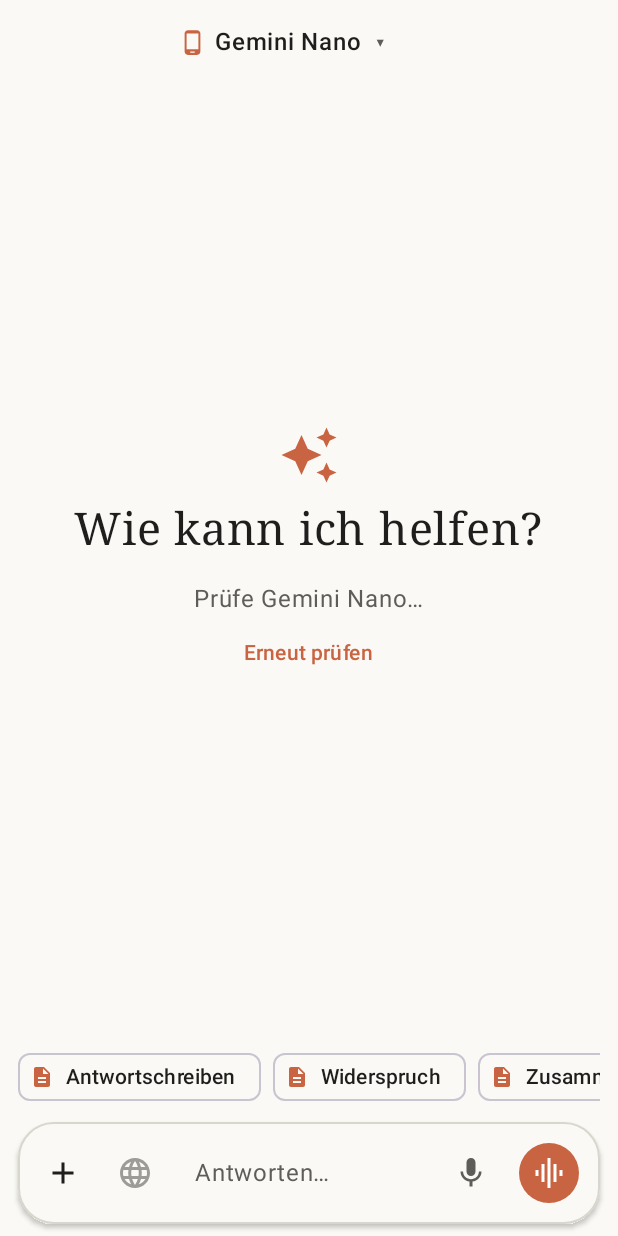
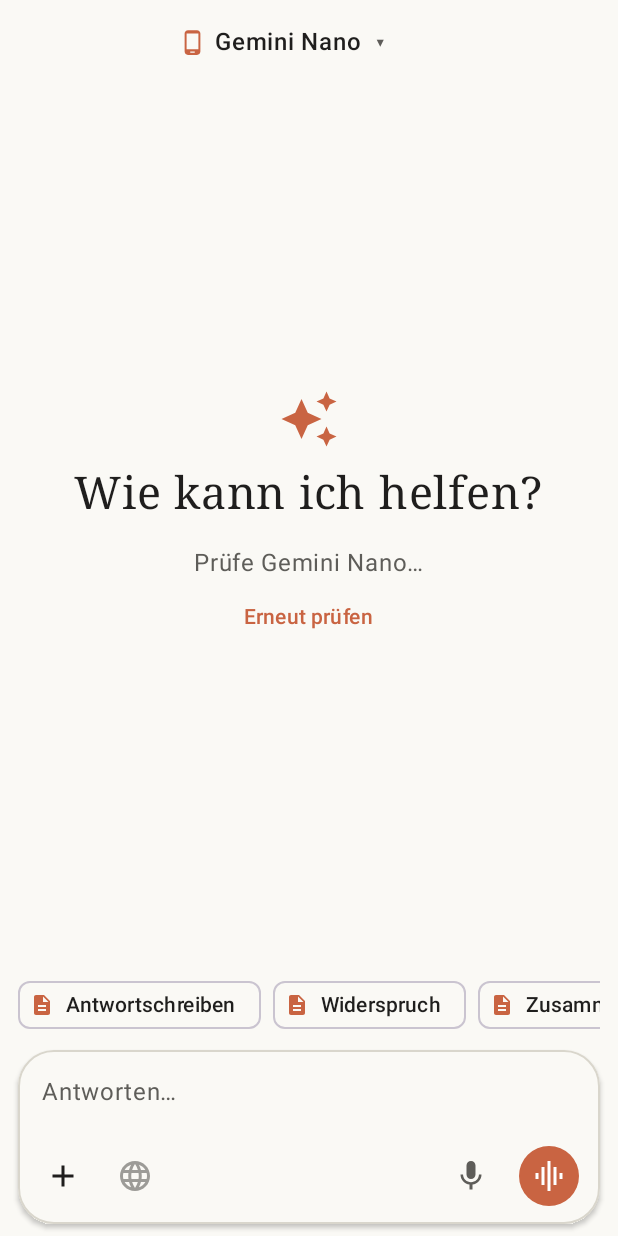
Before and after one commit to agmaz-dev/FA-Fold-KI, an Android app built with Jetpack Compose: the composable ChatScreen shown on its own in the app's theme, on a phone screen of 412 x 824 dp. Run offline under Robolectric (Android 15) with nearby library versions, the phone set to English and light mode, and no system bars; pictures from the network do not load; 1 statement that could not run was skipped.

Commit message:
Eingabefeld: volle Breite, Knöpfe darunter

```diff
--- a/app/src/main/java/de/foldki/app/ui/ChatApp.kt
+++ b/app/src/main/java/de/foldki/app/ui/ChatApp.kt
@@ -52,6 +52,7 @@ import androidx.compose.foundation.layout.BoxWithConstraints
 import androidx.compose.foundation.layout.Column
 import androidx.compose.foundation.layout.Row
 import androidx.compose.foundation.layout.Spacer
+import androidx.compose.foundation.layout.heightIn
 import androidx.compose.foundation.layout.fillMaxHeight
 import androidx.compose.foundation.layout.fillMaxSize
 import androidx.compose.foundation.layout.fillMaxWidth
@@ -650,9 +651,23 @@ private fun InputBar(
                         }
                     }
                 }
-                Row(verticalAlignment = Alignment.Bottom, modifier = Modifier.padding(6.dp)) {
+                // Text field over the full width (also on the narrow cover screen), buttons below it.
+                TextField(
+                    value = text, onValueChange = { text = it },
+                    placeholder = { Text(when { dictating -> "Ich höre zu…"; ui.pending.isNotEmpty() -> "Frage zum Anhang…"; ui.webSearch -> "Im Internet nachfragen…"; else -> "Antworten…" }) },
+                    minLines = 1, maxLines = 5,
+                    // Full width on top; at most ~5 lines, then it scrolls inside instead of pushing the chat up.
+                    modifier = Modifier.fillMaxWidth().heightIn(max = 160.dp),
+                    colors = TextFieldDefaults.colors(
+                        focusedContainerColor = MaterialTheme.colorScheme.surface,
+                        unfocusedContainerColor = MaterialTheme.colorScheme.surface,
+                        focusedIndicatorColor = androidx.compose.ui.graphics.Color.Transparent,
+                        unfocusedIndicatorColor = androidx.compose.ui.graphics.Color.Transparent,
+                    ),
+                )
+                Row(verticalAlignment = Alignment.CenterVertically, modifier = Modifier.fillMaxWidth().padding(start = 6.dp, end = 6.dp, bottom = 4.dp)) {
                     Box {
-                        IconButton(onClick = { plusOpen = true }, modifier = Modifier.padding(bottom = 4.dp)) {
+                        IconButton(onClick = { plusOpen = true }) {
                             Icon(Icons.Default.Add, "Datei hinzufügen")
                         }
                         DropdownMenu(expanded = plusOpen, onDismissRequest = { plusOpen = false }) {
@@ -682,26 +697,15 @@ private fun InputBar(
                             )
                         }
                     }
-                    IconButton(onClick = vm::toggleWeb, modifier = Modifier.padding(bottom = 4.dp)) {
+                    IconButton(onClick = vm::toggleWeb) {
                         Icon(
                             Icons.Default.Language, if (ui.webSearch) "Websuche aus" else "Websuche an",
                             tint = if (ui.webSearch) MaterialTheme.colorScheme.primary else MaterialTheme.colorScheme.onSurfaceVariant.copy(alpha = 0.6f),
                         )
                     }
-                    TextField(
-                        value = text, onValueChange = { text = it },
-                        placeholder = { Text(when { dictating -> "Ich höre zu…"; ui.pending.isNotEmpty() -> "Frage zum Anhang…"; ui.webSearch -> "Im Internet nachfragen…"; else -> "Antworten…" }) },
-                        maxLines = 6,
-                        modifier = Modifier.weight(1f),
-                        colors = TextFieldDefaults.colors(
-                            focusedContainerColor = MaterialTheme.colorScheme.surface,
-                            unfocusedContainerColor = MaterialTheme.colorScheme.surface,
-                            focusedIndicatorColor = androidx.compose.ui.graphics.Color.Transparent,
-                            unfocusedIndicatorColor = androidx.compose.ui.graphics.Color.Transparent,
-                        ),
-                    )
+                    Spacer(Modifier.weight(1f))
                     if (!ui.generating) {
-                        IconButton(onClick = dictate, modifier = Modifier.padding(bottom = 4.dp)) {
+                        IconButton(onClick = dictate) {
                             Icon(
                                 if (dictating) Icons.Default.MicOff else Icons.Default.Mic, "Diktieren",
                                 tint = if (dictating) MaterialTheme.colorScheme.primary else MaterialTheme.colorScheme.onSurfaceVariant,
```
Also changed, not shown: 1 other file.
